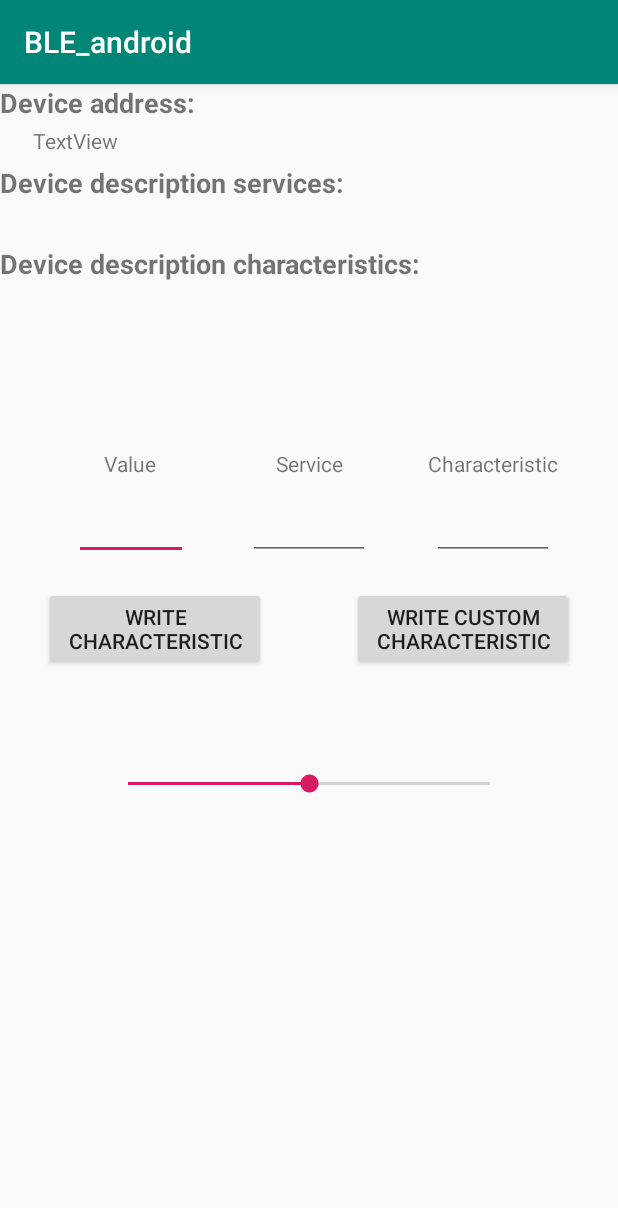
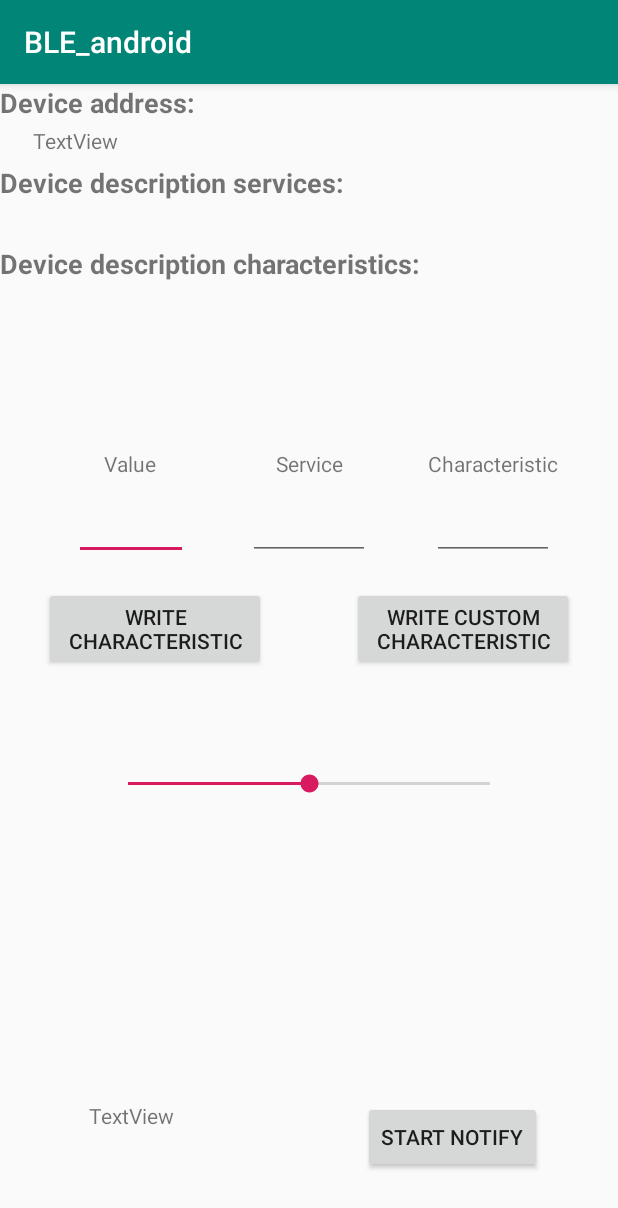
Before and after one commit to AleksiMoilanen/AndroidCourse, an Android app: the DeviceDescriptionActivity screen opened directly, with no data from a screen before it, on a phone screen of 412 x 824 dp. Shown: the top 1208 px of the screen. Run offline under Robolectric (Android 15) with nearby library versions, the phone set to English and light mode, and no system bars; 3 statements that could not run were skipped.

Commit message:
notify stuff

```diff
--- a/BLE/BLE_android/app/build.gradle
+++ b/BLE/BLE_android/app/build.gradle
@@ -16,10 +16,11 @@ android {
             proguardFiles getDefaultProguardFile('proguard-android.txt'), 'proguard-rules.pro'
         }
     }
+    buildToolsVersion '28.0.3'
 }
 
 dependencies {
-    implementation fileTree(dir: 'libs', include: ['*.jar'])
+    implementation fileTree(include: ['*.jar'], dir: 'libs')
     implementation 'com.android.support:appcompat-v7:28.0.0'
     implementation 'com.android.support.constraint:constraint-layout:1.1.3'
     testImplementation 'junit:junit:4.12'
--- a/BLE/BLE_android/app/src/main/java/com/aleksimoilanen/ble_android/DeviceDescriptionActivity.java
+++ b/BLE/BLE_android/app/src/main/java/com/aleksimoilanen/ble_android/DeviceDescriptionActivity.java
@@ -26,7 +26,7 @@ import java.util.stream.IntStream;
 
 public class DeviceDescriptionActivity extends AppCompatActivity {
 
-    String TAG = "DEV_DEBUG_DDA";
+    String TAG = "paska";
 
     private BluetoothGatt mBluetoothGatt;
     private static final int STATE_DISCONNECTED = 0;
@@ -42,11 +42,12 @@ public class DeviceDescriptionActivity extends AppCompatActivity {
     private UUID charUUID = convertFromInteger(0xaaa1);
     private UUID descUUID = convertFromInteger(0x2901);
 
-
     private UUID ledService_UUID = convertFromInteger(0xfff0);
     private UUID ledChar_UUID = convertFromInteger(0xfff1);
 
     private SeekBar seekBar;
+
+    private boolean notifySubState = false;
 
     public UUID convertFromInteger(int i) {
         final long MSB = 0x0000000000001000L;
@@ -204,39 +205,6 @@ public class DeviceDescriptionActivity extends AppCompatActivity {
         }
     }
 
-    public void onClickReadCharacteristic(View button) {
-
-        BluetoothGattCharacteristic Characteristic = mBluetoothGatt.getService(servUUID).getCharacteristic(charUUID);
-        byte[] data;
-
-        Log.i(TAG, "Read Characteristic");
-
-        if (charUUID.equals(Characteristic.getUuid())) {
-
-            data = Characteristic.getValue();
-            ByteBuffer wrap = ByteBuffer.wrap(data);
-
-            int paskempi = Integer.valueOf(wrap.get());
-
-            Log.i(TAG, String.valueOf(data) + " " + paskempi);
-            Toast.makeText(DeviceDescriptionActivity.this, "Arduinon arvo: " + paskempi, Toast.LENGTH_LONG).show();
-        }
-
-        /*
-        final List<BluetoothGattCharacteristic> characteristics = mBluetoothGatt.getService(serviceUUID).getCharacteristics();
-        descriptionServices.append("Reading Characteristics: \n");
-        for (int i = 0; i < characteristics.size(); i++) {
-            final int localIndex = i;
-            runOnUiThread(new Runnable() {
-                @Override
-                public void run() {
-                    descriptionServices.append(characteristics.get(localIndex).getUuid().toString() + "\n");
-                }
-            });
-        }
-        */
-    }
-
     //Write to bluetooth device
     public void writeCharacteristic(int val, boolean print){
         if (mBluetoothGatt == null) {
@@ -293,7 +261,54 @@ public class DeviceDescriptionActivity extends AppCompatActivity {
 
         if (print) Toast.makeText(DeviceDescriptionActivity.this, R.string.write_ok, Toast.LENGTH_LONG).show();
 
-        return;
+    }
+
+    public void onClickReadCharacteristic(View button) {
+
+        BluetoothGattCharacteristic Characteristic = mBluetoothGatt.getService(servUUID).getCharacteristic(charUUID);
+        byte[] data;
+
+        Log.i(TAG, "Read Characteristic");
+
+        if (charUUID.equals(Characteristic.getUuid())) {
+
+            data = Characteristic.getValue();
+            ByteBuffer wrap = ByteBuffer.wrap(data);
+
+            int paskempi = Integer.valueOf(wrap.get());
+
+            Log.i(TAG, String.valueOf(data) + " " + paskempi);
+            Toast.makeText(DeviceDescriptionActivity.this, "Arduinon arvo: " + paskempi, Toast.LENGTH_LONG).show();
+        }
+
+        /*
+        final List<BluetoothGattCharacteristic> characteristics = mBluetoothGatt.getService(serviceUUID).getCharacteristics();
+        descriptionServices.append("Reading Characteristics: \n");
+        for (int i = 0; i < characteristics.size(); i++) {
+            final int localIndex = i;
+            runOnUiThread(new Runnable() {
+                @Override
+                public void run() {
+                    descriptionServices.append(characteristics.get(localIndex).getUuid().toString() + "\n");
+                }
+            });
+        }
+        */
+    }
+
+    public void onClickChangeNotifyState(View view){
+        Button notifyButton = (Button) findViewById(R.id.notifyButton);
+
+        if(notifySubState){
+            notifyButton.setText("Start notify");
+            notifySubState = false;
+        }
+        else {
+            notifyButton.setText("Stop notify");
+            notifySubState = true;
+        }
+
+        Log.i(TAG, String.valueOf(notifySubState));
     }
 
     public void onClickWriteCharacteristic(View view){
--- a/BLE/BLE_android/app/src/main/res/layout/activity_device_description.xml
+++ b/BLE/BLE_android/app/src/main/res/layout/activity_device_description.xml
@@ -210,5 +210,24 @@
         android:max="255"
         android:progress="128" />
 
+    <Button
+        android:id="@+id/notifyButton"
+        android:layout_width="wrap_content"
+        android:layout_height="wrap_content"
+        android:layout_alignParentBottom="true"
+        android:layout_marginBottom="42dp"
+        android:layout_toEndOf="@+id/textView2"
+        android:onClick="onClickChangeNotifyState"
+        android:text="Start notify" />
+
+    <TextView
+        android:id="@+id/textView5"
+        android:layout_width="103dp"
+        android:layout_height="39dp"
+        android:layout_alignTop="@+id/notifyButton"
+        android:layout_marginEnd="-46dp"
+        android:layout_toStartOf="@+id/readCharacteristicsButton"
+        android:text="TextView" />
+
 
 </RelativeLayout>
```
Also changed, not shown: 1 other file.
